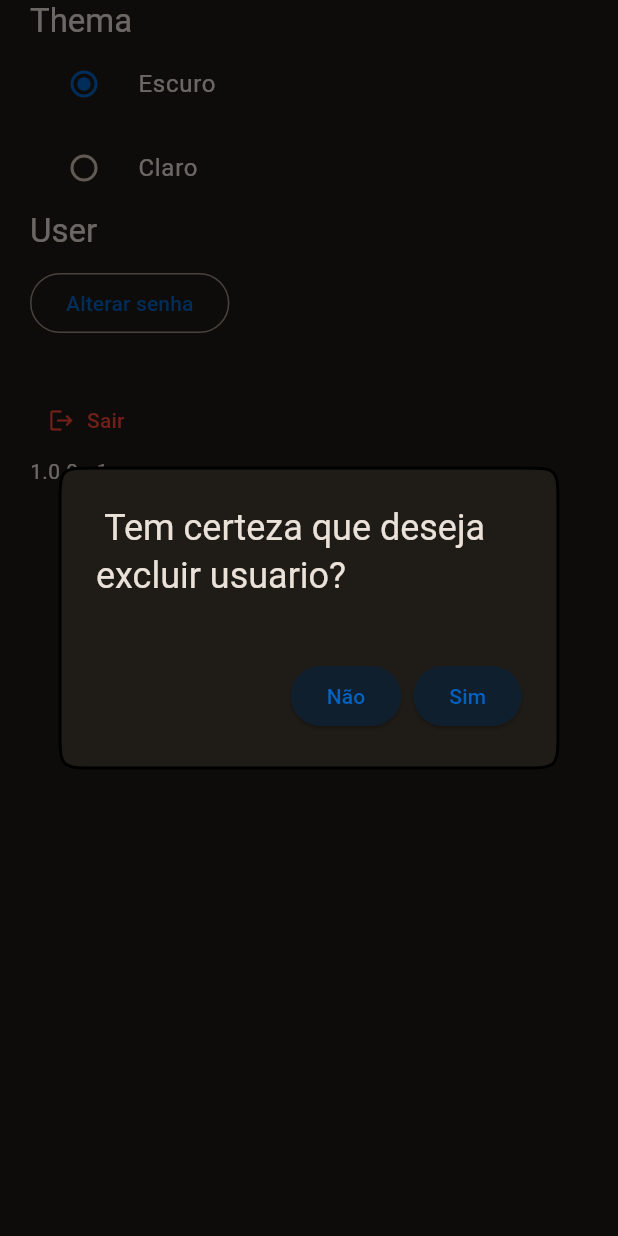
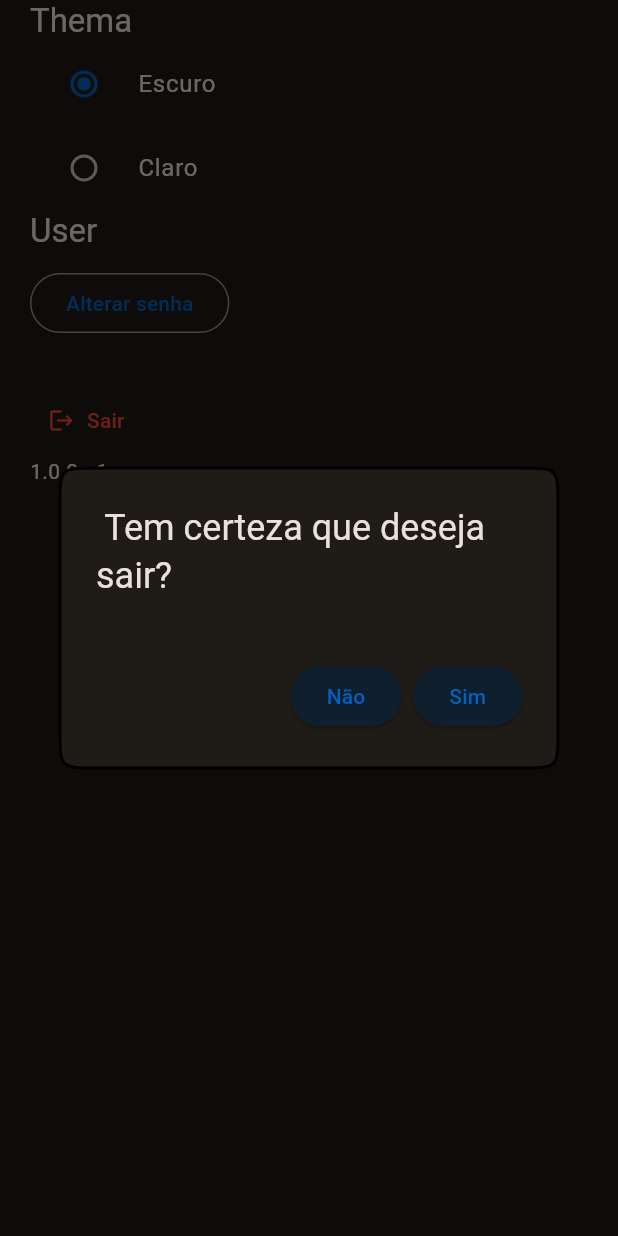
Before and after one commit to KallewMachado/control-data-front, a Flutter app: the ConfigurationsPage screen opened directly, after a tap on "Sair", on a phone screen of 412 x 824 dp. Run offline on Flutter 3.47's test engine with Material 3 defaults, Android fonts, the phone set to English and light mode, and no system bars; our stand-ins replace brasil_fields, connectivity_plus, flutter_dotenv, flutter_mobx, flutter_modular, hive_flutter and 5 more; accounts and stored records are empty; generated files the repository leaves out were written again.

Commit message:
refactor: theme and fix text logout

```diff
--- a/lib/app/modules/configurations/views/configurations_page.dart
+++ b/lib/app/modules/configurations/views/configurations_page.dart
@@ -15,6 +15,8 @@ class ConfigurationsPage extends StatelessWidget {
 
   @override
   Widget build(BuildContext context) {
+    final textTheme = Theme.of(context).textTheme;
+
     return Scaffold(
       body: Observer(
         builder: (context) {
@@ -25,27 +27,23 @@ class ConfigurationsPage extends StatelessWidget {
               children: [
                 Text(
                   'Thema',
-                  style: Theme.of(context).textTheme.titleLarge,
+                  style: textTheme.titleLarge,
                 ),
                 RadioListTile<ThemeMode>(
                   title: const Text('Escuro'),
                   value: ThemeMode.dark,
                   groupValue: _appStore.themeMode,
-                  onChanged: (mode) async {
-                    await _appStore.handleThemeModel(mode);
-                  },
+                  onChanged: _appStore.handleThemeModel,
                 ),
                 RadioListTile<ThemeMode>(
                   title: const Text('Claro'),
                   value: ThemeMode.light,
                   groupValue: _appStore.themeMode,
-                  onChanged: (mode) async {
-                    await _appStore.handleThemeModel(mode);
-                  },
+                  onChanged: _appStore.handleThemeModel,
                 ),
                 Text(
                   "User",
-                  style: Theme.of(context).textTheme.titleLarge,
+                  style: textTheme.titleLarge,
                 ),
                 const SizedBox(height: 10),
                 OutlinedButton(
@@ -61,8 +59,8 @@ class ConfigurationsPage extends StatelessWidget {
                       (timeStamp) {
                         CustomDialogWidet.show(
                           context,
-                          title: (context) => const Text(
-                              ' Tem certeza que deseja excluir usuario?'),
+                          title: (context) =>
+                              const Text(' Tem certeza que deseja sair?'),
                           content: (context) => const SizedBox(height: 0),
                           actions: [
                             ElevatedButton(
```
